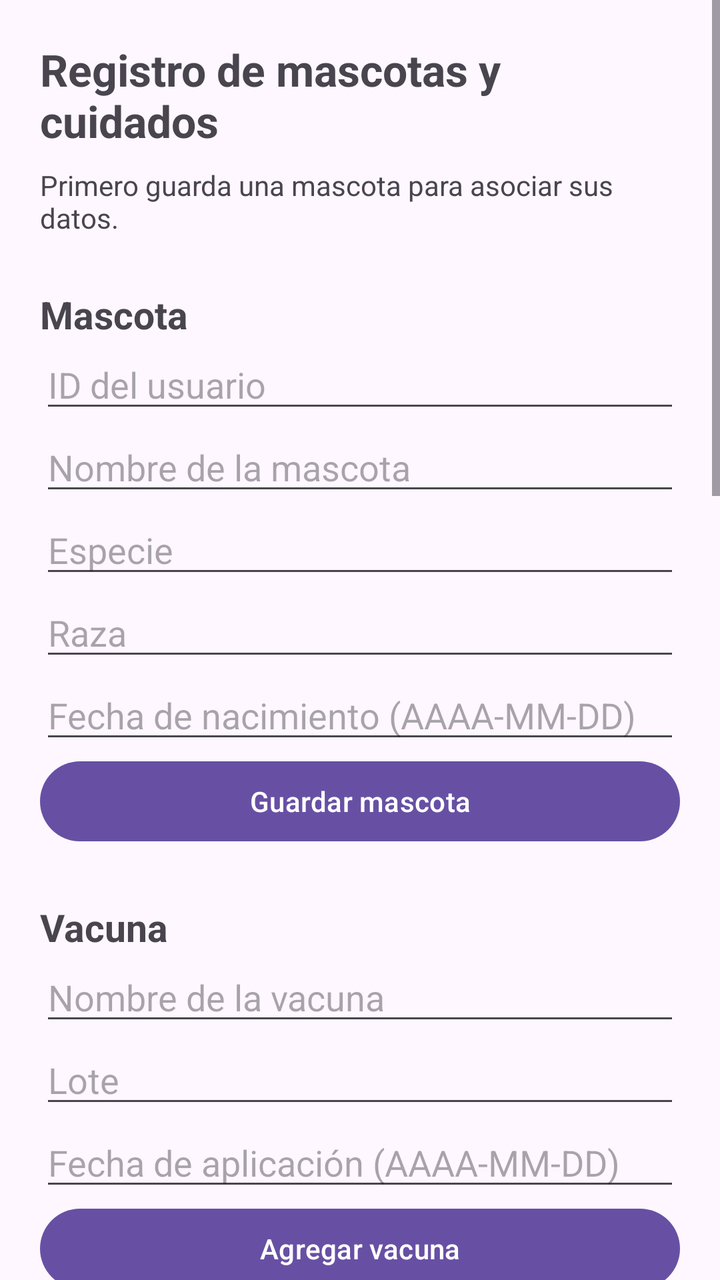
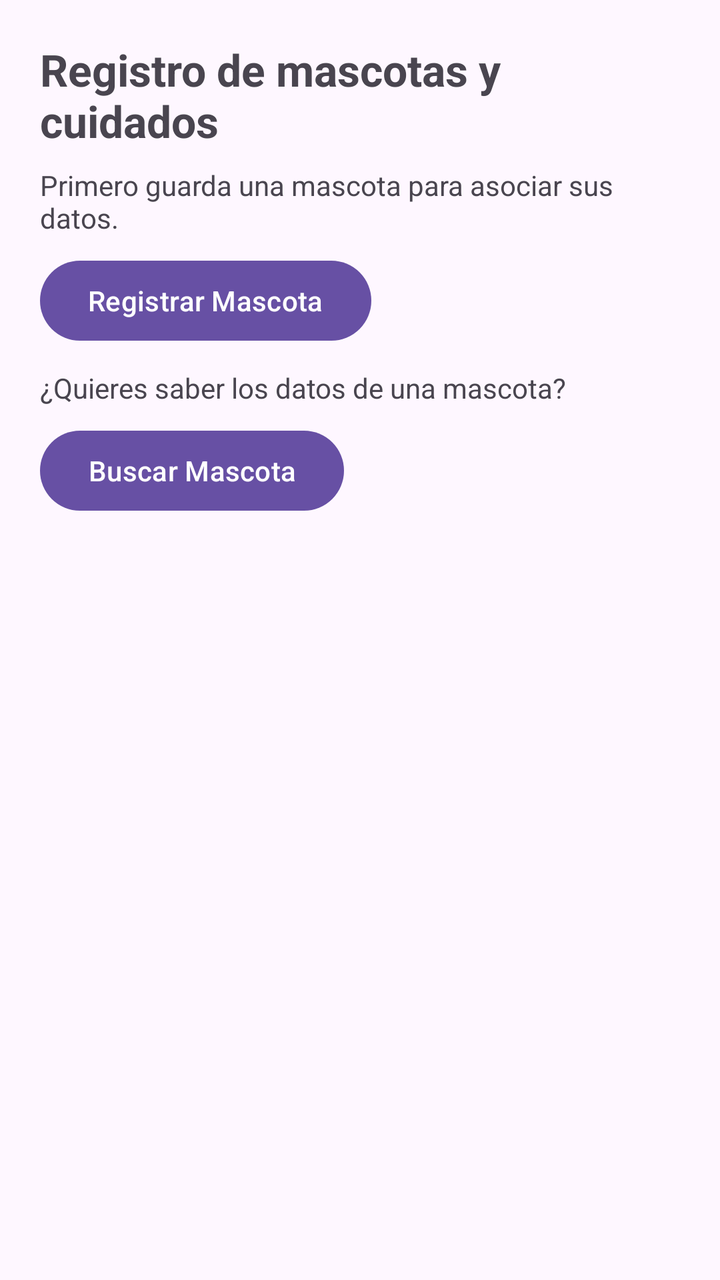

Screens rendered from an Android XML layout before and after an edit, with the pre-edit source and the edit as a unified diff.
<!-- AndroidManifest.xml: application theme Theme.AppHuellitas -->
<!-- res/layout/activity_mascotas.xml -->
<?xml version="1.0" encoding="utf-8"?>
<androidx.constraintlayout.widget.ConstraintLayout xmlns:android="http://schemas.android.com/apk/res/android"
    xmlns:app="http://schemas.android.com/apk/res-auto"
    xmlns:tools="http://schemas.android.com/tools"
    android:id="@+id/main"
    android:layout_width="match_parent"
    android:layout_height="match_parent"
    tools:context=".MascotasPantalla">

    <ScrollView xmlns:android="http://schemas.android.com/apk/res/android"
        android:layout_width="match_parent"
        android:layout_height="match_parent"
        android:fillViewport="true">

        <LinearLayout
            android:layout_width="match_parent"
            android:layout_height="wrap_content"
            android:orientation="vertical"
            android:padding="20dp">

            <TextView
                android:layout_width="match_parent"
                android:layout_height="wrap_content"
                android:text="Registro de mascotas y cuidados"
                android:textSize="22sp"
                android:textStyle="bold" />

            <TextView
                android:id="@+id/txtEstadoMascota"
                android:layout_width="match_parent"
                android:layout_height="wrap_content"
                android:layout_marginTop="8dp"
                android:text="Primero guarda una mascota para asociar sus datos."
                android:textSize="14sp" />

            <TextView
                android:layout_width="match_parent"
                android:layout_height="wrap_content"
                android:layout_marginTop="26dp"
                android:text="Mascota"
                android:textStyle="bold"
                android:textSize="19sp" />

            <EditText
                android:id="@+id/etIdUsuario"
                android:layout_width="match_parent"
                android:layout_height="wrap_content"
                android:hint="ID del usuario"
                android:inputType="text"
                android:importantForAutofill="no" />

            <EditText
                android:id="@+id/etNombre"
                android:layout_width="match_parent"
                android:layout_height="wrap_content"
                android:hint="Nombre de la mascota"
                android:inputType="text"
                android:importantForAutofill="no" />

            <EditText
                android:id="@+id/etEspecie"
                android:layout_width="match_parent"
                android:layout_height="wrap_content"
                android:hint="Especie"
                android:inputType="text"
                android:importantForAutofill="no" />

            <EditText
                android:id="@+id/etRaza"
                android:layout_width="match_parent"
                android:layout_height="wrap_content"
                android:hint="Raza"
                android:inputType="text"
                android:importantForAutofill="no" />

            <EditText
                android:id="@+id/etNacimiento"
                android:layout_width="match_parent"
                android:layout_height="wrap_content"
                android:hint="Fecha de nacimiento (AAAA-MM-DD)"
                android:inputType="text"
                android:importantForAutofill="no" />

            <Button
                android:id="@+id/btnGuardarMascota"
                android:layout_width="match_parent"
                android:layout_height="wrap_content"
                android:text="Guardar mascota" />

            <TextView
                android:layout_width="match_parent"
                android:layout_height="wrap_content"
                android:layout_marginTop="26dp"
                android:text="Vacuna"
                android:textStyle="bold"
                android:textSize="19sp" />

            <EditText
                android:id="@+id/etNombreVacuna"
                android:layout_width="match_parent"
                android:layout_height="wrap_content"
                android:hint="Nombre de la vacuna"
                android:inputType="text"
                android:importantForAutofill="no" />

            <EditText
                android:id="@+id/etLote"
                android:layout_width="match_parent"
                android:layout_height="wrap_content"
                android:hint="Lote"
                android:inputType="text"
                android:importantForAutofill="no" />

            <EditText
                android:id="@+id/etFechaVacuna"
                android:layout_width="match_parent"
                android:layout_height="wrap_content"
                android:hint="Fecha de aplicación (AAAA-MM-DD)"
                android:inputType="text"
                android:importantForAutofill="no" />

            <Button
                android:id="@+id/btnGuardarVacuna"
                android:layout_width="match_parent"
                android:layout_height="wrap_content"
                android:text="Agregar vacuna" />

            <TextView
                android:layout_width="match_parent"
                android:layout_height="wrap_content"
                android:layout_marginTop="26dp"
                android:text="Registro físico"
                android:textStyle="bold"
                android:textSize="19sp" />

            <EditText
                android:id="@+id/etFechaRegistro"
                android:layout_width="match_parent"
                android:layout_height="wrap_content"
                android:hint="Fecha (AAAA-MM-DD)"
                android:inputType="text"
                android:importantForAutofill="no" />

            <EditText
                android:id="@+id/etPeso"
                android:layout_width="match_parent"
                android:layout_height="wrap_content"
                android:hint="Peso (kg)"
                android:inputType="numberDecimal"
                android:importantForAutofill="no" />

            <EditText
                android:id="@+id/etAltura"
                android:layout_width="match_parent"
                android:layout_height="wrap_content"
                android:hint="Altura (cm)"
                android:inputType="numberDecimal"
                android:importantForAutofill="no" />

            <Button
                android:id="@+id/btnGuardarRegistro"
                android:layout_width="match_parent"
                android:layout_height="wrap_content"
                android:text="Agregar registro físico" />

            <TextView
                android:layout_width="match_parent"
                android:layout_height="wrap_content"
                android:layout_marginTop="26dp"
                android:text="Dieta"
                android:textStyle="bold"
                android:textSize="19sp" />

            <EditText
                android:id="@+id/etMarcaAlimento"
                android:layout_width="match_parent"
                android:layout_height="wrap_content"
                android:hint="Marca del alimento"
                android:inputType="text"
                android:importantForAutofill="no" />

            <EditText
                android:id="@+id/etRacion"
                android:layout_width="match_parent"
                android:layout_height="wrap_content"
                android:hint="Ración en gramos"
                android:inputType="number"
                android:importantForAutofill="no" />

            <EditText
                android:id="@+id/etFrecuencia"
                android:layout_width="match_parent"
                android:layout_height="wrap_content"
                android:hint="Veces al día"
                android:inputType="number"
                android:importantForAutofill="no" />

            <Button
                android:id="@+id/btnGuardarDieta"
                android:layout_width="match_parent"
                android:layout_height="wrap_content"
                android:text="Agregar dieta" />

            <TextView
                android:layout_width="match_parent"
                android:layout_height="wrap_content"
                android:layout_marginTop="26dp"
                android:text="Visita veterinaria"
                android:textStyle="bold"
                android:textSize="19sp" />

            <EditText
                android:id="@+id/etFechaVisita"
                android:layout_width="match_parent"
                android:layout_height="wrap_content"
                android:hint="Fecha (AAAA-MM-DD)"
                android:inputType="text"
                android:importantForAutofill="no" />

            <EditText
                android:id="@+id/etLugar"
                android:layout_width="match_parent"
                android:layout_height="wrap_content"
                android:hint="Lugar"
                android:inputType="text"
                android:importantForAutofill="no" />

            <EditText
                android:id="@+id/etMotivo"
                android:layout_width="match_parent"
                android:layout_height="wrap_content"
                android:hint="Motivo"
                android:inputType="text"
                android:importantForAutofill="no" />

            <EditText
                android:id="@+id/etDiagnostico"
                android:layout_width="match_parent"
                android:layout_height="wrap_content"
                android:hint="Diagnóstico"
                android:inputType="text"
                android:importantForAutofill="no" />

            <Button
                android:id="@+id/btnGuardarVisita"
                android:layout_width="match_parent"
                android:layout_height="wrap_content"
                android:text="Agregar visita" />

            <TextView
                android:layout_width="match_parent"
                android:layout_height="wrap_content"
                android:layout_marginTop="26dp"
                android:text="Recordatorio"
                android:textStyle="bold"
                android:textSize="19sp" />

            <EditText
                android:id="@+id/etTituloRecordatorio"
                android:layout_width="match_parent"
                android:layout_height="wrap_content"
                android:hint="Título"
                android:inputType="text"
                android:importantForAutofill="no" />

            <EditText
                android:id="@+id/etFechaHora"
                android:layout_width="match_parent"
                android:layout_height="wrap_content"
                android:hint="Fecha y hora (AAAA-MM-DD HH:MM)"
                android:inputType="text"
                android:importantForAutofill="no" />

            <EditText
                android:id="@+id/etTipoNotificacion"
                android:layout_width="match_parent"
                android:layout_height="wrap_content"
                android:hint="Tipo de notificación"
                android:inputType="text"
                android:importantForAutofill="no" />

            <CheckBox
                android:id="@+id/checkActivo"
                android:layout_width="wrap_content"
                android:layout_height="wrap_content"
                android:text="Recordatorio activo"
                android:checked="true" />

            <Button
                android:id="@+id/btnGuardarRecordatorio"
                android:layout_width="match_parent"
                android:layout_height="wrap_content"
                android:text="Agregar recordatorio" />

        </LinearLayout>
    </ScrollView>

</androidx.constraintlayout.widget.ConstraintLayout>
<!-- resources referenced by this layout -->
<resources>
  <style name="Theme.AppHuellitas" parent="Base.Theme.AppHuellitas" />
  <style name="Base.Theme.AppHuellitas" parent="Theme.Material3.DayNight.NoActionBar">
          
          
      </style>
</resources>

<!-- the commit's change to res/layout/activity_mascotas.xml (unified diff, before → after) -->
@@ -7,292 +7,59 @@
     android:layout_height="match_parent"
     tools:context=".MascotasPantalla">
 
-    <ScrollView xmlns:android="http://schemas.android.com/apk/res/android"
+    <LinearLayout
         android:layout_width="match_parent"
-        android:layout_height="match_parent"
-        android:fillViewport="true">
+        android:layout_height="wrap_content"
+        android:orientation="vertical"
+        android:padding="20dp"
+        tools:layout_editor_absoluteX="-16dp"
+        tools:layout_editor_absoluteY="0dp">
 
-        <LinearLayout
+        <TextView
             android:layout_width="match_parent"
             android:layout_height="wrap_content"
-            android:orientation="vertical"
-            android:padding="20dp">
+            android:text="Registro de mascotas y cuidados"
+            android:textSize="22sp"
+            android:textStyle="bold" />
 
-            <TextView
-                android:layout_width="match_parent"
-                android:layout_height="wrap_content"
-                android:text="Registro de mascotas y cuidados"
-                android:textSize="22sp"
-                android:textStyle="bold" />
+        <TextView
+            android:id="@+id/txtEstadoMascota"
+            android:layout_width="match_parent"
+            android:layout_height="wrap_content"
+            android:layout_marginTop="8dp"
+            android:text="Primero guarda una mascota para asociar sus datos."
+            android:textSize="14sp" />
 
-            <TextView
-                android:id="@+id/txtEstadoMascota"
-                android:layout_width="match_parent"
-                android:layout_height="wrap_content"
-                android:layout_marginTop="8dp"
-                android:text="Primero guarda una mascota para asociar sus datos."
-                android:textSize="14sp" />
+        <Button
+            android:id="@+id/btnRegistrar"
+            android:layout_width="wrap_content"
+            android:layout_height="wrap_content"
+            android:layout_marginTop="8dp"
+            android:text="Registrar Mascota"
+            tools:layout_editor_absoluteX="123dp"
+            tools:layout_editor_absoluteY="116dp" />
 
-            <TextView
-                android:layout_width="match_parent"
-                android:layout_height="wrap_content"
-                android:layout_marginTop="26dp"
-                android:text="Mascota"
-                android:textStyle="bold"
-                android:textSize="19sp" />
+        <TextView
+            android:id="@+id/txtActualizar"
+            android:layout_width="match_parent"
+            android:layout_height="wrap_content"
+            android:layout_marginTop="10dp"
+            android:text="¿Quieres saber los datos de una mascota?"
+            android:textSize="14sp" />
 
-            <EditText
-                android:id="@+id/etIdUsuario"
-                android:layout_width="match_parent"
-                android:layout_height="wrap_content"
-                android:hint="ID del usuario"
-                android:inputType="text"
-                android:importantForAutofill="no" />
+        <Button
+            android:id="@+id/btnActualizar"
+            android:layout_width="wrap_content"
+            android:layout_height="wrap_content"
+            android:layout_marginTop="8dp"
+            android:text="Buscar Mascota"
+            tools:layout_editor_absoluteX="123dp"
+            tools:layout_editor_absoluteY="116dp" />
 
-            <EditText
-                android:id="@+id/etNombre"
-                android:layout_width="match_parent"
-                android:layout_height="wrap_content"
-                android:hint="Nombre de la mascota"
-                android:inputType="text"
-                android:importantForAutofill="no" />
 
-            <EditText
-                android:id="@+id/etEspecie"
-                android:layout_width="match_parent"
-                android:layout_height="wrap_content"
-                android:hint="Especie"
-                android:inputType="text"
-                android:importantForAutofill="no" />
+    </LinearLayout>
 
-            <EditText
-                android:id="@+id/etRaza"
-                android:layout_width="match_parent"
-                android:layout_height="wrap_content"
-                android:hint="Raza"
-                android:inputType="text"
-                android:importantForAutofill="no" />
 
-            <EditText
-                android:id="@+id/etNacimiento"
-                android:layout_width="match_parent"
-                android:layout_height="wrap_content"
-                android:hint="Fecha de nacimiento (AAAA-MM-DD)"
-                android:inputType="text"
-                android:importantForAutofill="no" />
 
-            <Button
-                android:id="@+id/btnGuardarMascota"
-                android:layout_width="match_parent"
-                android:layout_height="wrap_content"
-                android:text="Guardar mascota" />
-
-            <TextView
-                android:layout_width="match_parent"
-                android:layout_height="wrap_content"
-                android:layout_marginTop="26dp"
-                android:text="Vacuna"
-                android:textStyle="bold"
-                android:textSize="19sp" />
-
-            <EditText
-                android:id="@+id/etNombreVacuna"
-                android:layout_width="match_parent"
-                android:layout_height="wrap_content"
-                android:hint="Nombre de la vacuna"
-                android:inputType="text"
-                android:importantForAutofill="no" />
-
-            <EditText
-                android:id="@+id/etLote"
-                android:layout_width="match_parent"
-                android:layout_height="wrap_content"
-                android:hint="Lote"
-                android:inputType="text"
-                android:importantForAutofill="no" />
-
-            <EditText
-                android:id="@+id/etFechaVacuna"
-                android:layout_width="match_parent"
-                android:layout_height="wrap_content"
-                android:hint="Fecha de aplicación (AAAA-MM-DD)"
-                android:inputType="text"
-                android:importantForAutofill="no" />
-
-            <Button
-                android:id="@+id/btnGuardarVacuna"
-                android:layout_width="match_parent"
-                android:layout_height="wrap_content"
-                android:text="Agregar vacuna" />
-
-            <TextView
-                android:layout_width="match_parent"
-                android:layout_height="wrap_content"
-                android:layout_marginTop="26dp"
-                android:text="Registro físico"
-                android:textStyle="bold"
-                android:textSize="19sp" />
-
-            <EditText
-                android:id="@+id/etFechaRegistro"
-                android:layout_width="match_parent"
-                android:layout_height="wrap_content"
-                android:hint="Fecha (AAAA-MM-DD)"
-                android:inputType="text"
-                android:importantForAutofill="no" />
-
-            <EditText
-                android:id="@+id/etPeso"
-                android:layout_width="match_parent"
-                android:layout_height="wrap_content"
-                android:hint="Peso (kg)"
-                android:inputType="numberDecimal"
-                android:importantForAutofill="no" />
-
-            <EditText
-                android:id="@+id/etAltura"
-                android:layout_width="match_parent"
-                android:layout_height="wrap_content"
-                android:hint="Altura (cm)"
-                android:inputType="numberDecimal"
-                android:importantForAutofill="no" />
-
-            <Button
-                android:id="@+id/btnGuardarRegistro"
-                android:layout_width="match_parent"
-                android:layout_height="wrap_content"
-                android:text="Agregar registro físico" />
-
-            <TextView
-                android:layout_width="match_parent"
-                android:layout_height="wrap_content"
-                android:layout_marginTop="26dp"
-                android:text="Dieta"
-                android:textStyle="bold"
-                android:textSize="19sp" />
-
-            <EditText
-                android:id="@+id/etMarcaAlimento"
-                android:layout_width="match_parent"
-                android:layout_height="wrap_content"
-                android:hint="Marca del alimento"
-                android:inputType="text"
-                android:importantForAutofill="no" />
-
-            <EditText
-                android:id="@+id/etRacion"
-                android:layout_width="match_parent"
-                android:layout_height="wrap_content"
-                android:hint="Ración en gramos"
-                android:inputType="number"
-                android:importantForAutofill="no" />
-
-            <EditText
-                android:id="@+id/etFrecuencia"
-                android:layout_width="match_parent"
-                android:layout_height="wrap_content"
-                android:hint="Veces al día"
-                android:inputType="number"
-                android:importantForAutofill="no" />
-
-            <Button
-                android:id="@+id/btnGuardarDieta"
-                android:layout_width="match_parent"
-                android:layout_height="wrap_content"
-                android:text="Agregar dieta" />
-
-            <TextView
-                android:layout_width="match_parent"
-                android:layout_height="wrap_content"
-                android:layout_marginTop="26dp"
-                android:text="Visita veterinaria"
-                android:textStyle="bold"
-                android:textSize="19sp" />
-
-            <EditText
-                android:id="@+id/etFechaVisita"
-                android:layout_width="match_parent"
-                android:layout_height="wrap_content"
-                android:hint="Fecha (AAAA-MM-DD)"
-                android:inputType="text"
-                android:importantForAutofill="no" />
-
-            <EditText
-                android:id="@+id/etLugar"
-                android:layout_width="match_parent"
-                android:layout_height="wrap_content"
-                android:hint="Lugar"
-                android:inputType="text"
-                android:importantForAutofill="no" />
-
-            <EditText
-                android:id="@+id/etMotivo"
-                android:layout_width="match_parent"
-                android:layout_height="wrap_content"
-                android:hint="Motivo"
-                android:inputType="text"
-                android:importantForAutofill="no" />
-
-            <EditText
-                android:id="@+id/etDiagnostico"
-                android:layout_width="match_parent"
-                android:layout_height="wrap_content"
-                android:hint="Diagnóstico"
-                android:inputType="text"
-                android:importantForAutofill="no" />
-
-            <Button
-                android:id="@+id/btnGuardarVisita"
-                android:layout_width="match_parent"
-                android:layout_height="wrap_content"
-                android:text="Agregar visita" />
-
-            <TextView
-                android:layout_width="match_parent"
-                android:layout_height="wrap_content"
-                android:layout_marginTop="26dp"
-                android:text="Recordatorio"
-                android:textStyle="bold"
-                android:textSize="19sp" />
-
-            <EditText
-                android:id="@+id/etTituloRecordatorio"
-                android:layout_width="match_parent"
-                android:layout_height="wrap_content"
-                android:hint="Título"
-                android:inputType="text"
-                android:importantForAutofill="no" />
-
-            <EditText
-                android:id="@+id/etFechaHora"
-                android:layout_width="match_parent"
-                android:layout_height="wrap_content"
-                android:hint="Fecha y hora (AAAA-MM-DD HH:MM)"
-                android:inputType="text"
-                android:importantForAutofill="no" />
-
-            <EditText
-                android:id="@+id/etTipoNotificacion"
-                android:layout_width="match_parent"
-                android:layout_height="wrap_content"
-                android:hint="Tipo de notificación"
-                android:inputType="text"
-                android:importantForAutofill="no" />
-
-            <CheckBox
-                android:id="@+id/checkActivo"
-                android:layout_width="wrap_content"
-                android:layout_height="wrap_content"
-                android:text="Recordatorio activo"
-                android:checked="true" />
-
-            <Button
-                android:id="@+id/btnGuardarRecordatorio"
-                android:layout_width="match_parent"
-                android:layout_height="wrap_content"
-                android:text="Agregar recordatorio" />
-
-        </LinearLayout>
-    </ScrollView>
 
 </androidx.constraintlayout.widget.ConstraintLayout>
